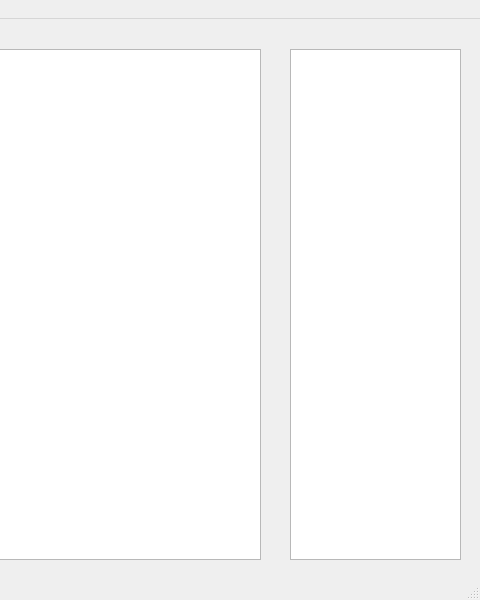
Old version of the form concurrentTextEditor/editor.ui in the repository scottiexdev/concurrentTextEditor; both pictures show x 320 to 800 and y 0 to 600 of the 800 by 600 pixel window.
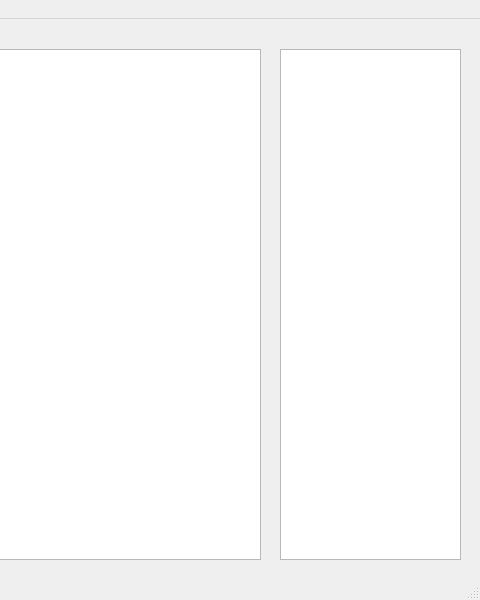
New version of the form.

Commit message: -added showUser and deleteUser as slots in editor.h and workingclient.h -added messageType userListRequest that handles show (when opening a file), add and delete user (when file is already open) -added openedFileList as QList in workerServer (add and delete functions implemented too) -TODO: finish showFiles because "owner" is not working as a field

What changed in the file:
```diff
--- a/concurrentTextEditor/editor.ui
+++ b/concurrentTextEditor/editor.ui
@@ -24,12 +24,12 @@
      </rect>
     </property>
    </widget>
-   <widget class="QListView" name="listView">
+   <widget class="QListWidget" name="listWidget">
     <property name="geometry">
      <rect>
-      <x>610</x>
+      <x>600</x>
       <y>30</y>
-      <width>171</width>
+      <width>181</width>
       <height>511</height>
      </rect>
     </property>
```
The commit also changes 10 other files.
